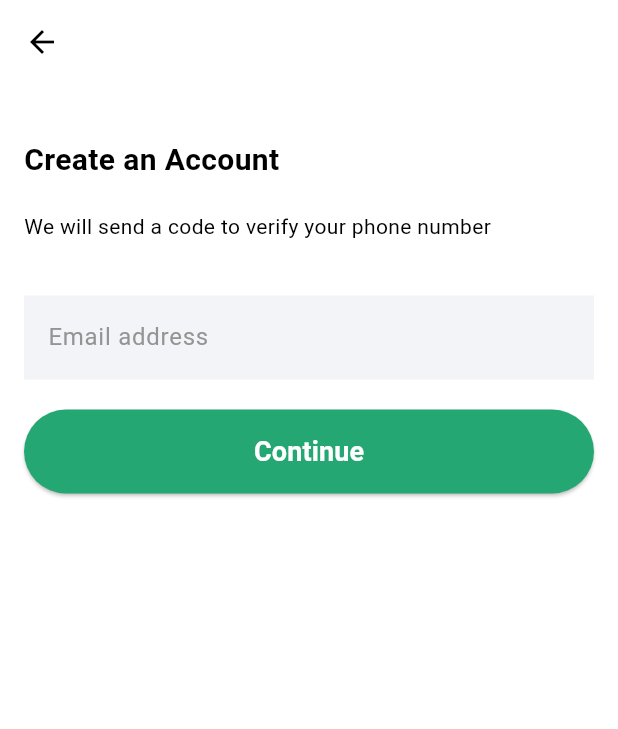
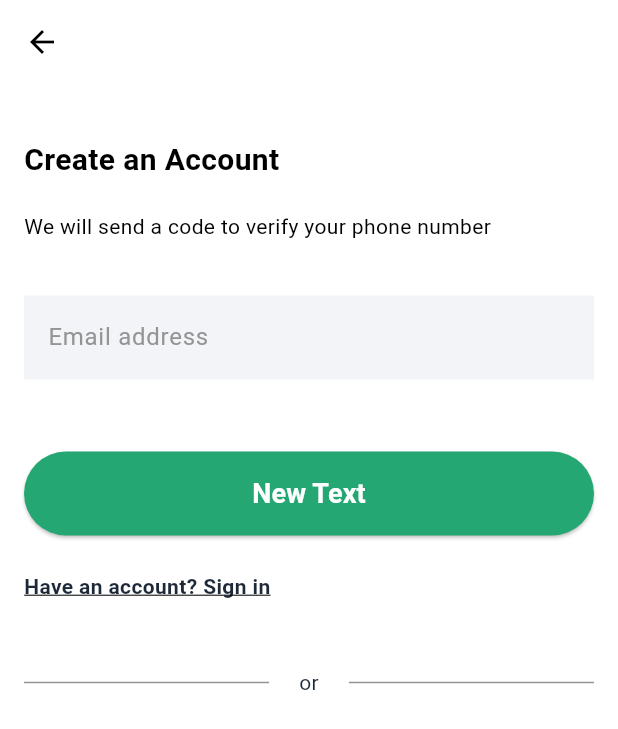
Before and after one commit to onifadjosh/Flutter-s-First, a Flutter app: the screen it shows after launch, after a tap on "Continue", on a phone screen of 412 x 824 dp. Shown: the top 729 px of the screen. Run offline on Flutter 3.47's test engine with Material 3 defaults, Android fonts, the phone set to English and light mode, and no system bars.

Commit message:
"Added Or separator and updated continue button text in ElevatedButtonSample"

```diff
--- a/lib/main.dart
+++ b/lib/main.dart
@@ -6,6 +6,8 @@ import 'package:flutter/widgets.dart';
 void main() {
   runApp(const MainApp());
 }
+
+
 
 class MainApp extends StatelessWidget {
   const MainApp({super.key});
@@ -81,12 +83,18 @@ class CreateInstruction extends StatelessWidget {
             ),
 
             Padding(padding:
-            EdgeInsets.only(bottom: 20),
+            EdgeInsets.only(bottom: 48),
             child:  AccountText(),),
 
-            ElevatedButtonSample()
+             ElevatedButtonSample(),
 
+            Padding(padding: EdgeInsets.fromLTRB(0, 24, 0, 44),
+              child: Text('Have an account? Sign in',
+            style: TextStyle(fontWeight: FontWeight.w600, fontSize: 14, color: Color(0xFF1D2939), decoration: TextDecoration.underline),
+            ),
+            ),
 
+            Or()
           ],
         ),
 
@@ -137,6 +145,7 @@ class ElevatedButtonSample extends StatefulWidget {
 }
 
 class _ElevatedButtonSampleState extends State<ElevatedButtonSample> {
+  String textt = 'Continue';
   @override
   Widget build(BuildContext context) {
     return  Row(
@@ -145,15 +154,17 @@ class _ElevatedButtonSampleState extends State<ElevatedButtonSample> {
         child: ElevatedButton(
 
       onPressed: () {
-
+       setState(() {
+       textt = 'New Text';
+        });
       },
       style: ButtonStyle(
        backgroundColor: MaterialStateProperty.all<Color>(const Color(0xFF25A774)),
 
       ),
-      child:const Padding(
-        padding:EdgeInsets.symmetric(vertical: 15),
-       child:Text('Continue', style: TextStyle(fontSize: 18, fontWeight: FontWeight.w600, color: Color(0xFFFFFFFF),
+      child: Padding(
+        padding:const EdgeInsets.symmetric(vertical: 15),
+       child:Text(textt, style: const TextStyle(fontSize: 18, fontWeight: FontWeight.w600, color: Color(0xFFFFFFFF),
       ),
       ),
         )
@@ -161,6 +172,37 @@ class _ElevatedButtonSampleState extends State<ElevatedButtonSample> {
     ),
         )
       ],
+    );
+  }
+}
+
+class Or extends StatelessWidget {
+  const Or({super.key});
+
+  @override
+  Widget build(BuildContext context) {
+    return Container(
+      child:const Row(children: <Widget>[
+        Expanded(
+          flex: 1,
+          child:
+        Divider(color: Color(0xFF949494), height: 1,)
+
+        ),
+        Padding(padding: EdgeInsets.symmetric(horizontal: 20),
+        child: Text('or',
+        style: TextStyle(fontSize: 14, fontWeight: FontWeight.w400, color: Color(0xFF1D2939)),
+        ),
+        ),
+
+       Expanded(
+          flex: 1,
+          child:
+          Divider(color: Color(0xFF949494), height: 1,)
+
+        ),
+
+      ],),
     );
   }
 }
```
